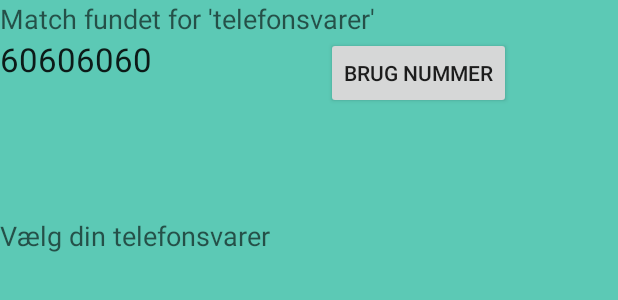
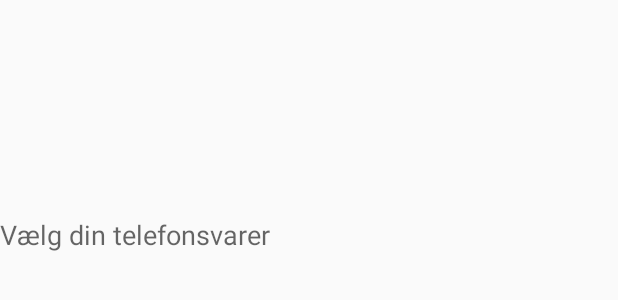
Before and after one commit to TimGrewy/Telefon_svarer_timer, an Android app: the layout popwindow.xml on its own in the app's theme, with its tools: preview values and no code run, on a phone screen of 412 x 824 dp. Shown: the top 300 px of the screen. Run offline under Robolectric (Android 15) with nearby library versions, the phone set to English and light mode, and no system bars.

Commit message:
Changed pop, icon and name

```diff
--- a/app/src/main/AndroidManifest.xml
+++ b/app/src/main/AndroidManifest.xml
@@ -18,9 +18,7 @@
                 <category android:name="android.intent.category.LAUNCHER" />
             </intent-filter>
         </activity>
-        <activity android:name=".Pop"
-            android:theme="@style/AppTheme.CustomTheme"
-            ></activity>
+        <activity android:name=".Pop"></activity>
         <!-- ATTENTION: This was auto-generated to add Google Play services to your project for
              App Indexing.  See https://g.co/AppIndexing/AndroidStudio for more information. -->
         <meta-data
--- a/app/src/main/res/layout/popwindow.xml
+++ b/app/src/main/res/layout/popwindow.xml
@@ -1,26 +1,28 @@
 <?xml version="1.0" encoding="utf-8"?>
 <RelativeLayout xmlns:android="http://schemas.android.com/apk/res/android"
-    android:layout_width="match_parent" android:layout_height="match_parent"
-    android:background="#5cc9b5">
+    android:layout_width="match_parent" android:layout_height="match_parent">
 
     <ListView
         android:layout_width="wrap_content"
         android:layout_height="wrap_content"
         android:id="@+id/listView"
-        android:layout_alignParentTop="true"
+        android:layout_marginTop="10dp"
+        android:layout_below="@+id/textView5"
         android:layout_alignParentLeft="true"
-        android:layout_alignParentStart="true"
-        android:layout_marginTop="174dp" />
+        android:layout_alignParentStart="true" />
 
     <TextView
         android:layout_width="wrap_content"
         android:layout_height="wrap_content"
         android:textAppearance="?android:attr/textAppearanceMedium"
-        android:text="Match fundet for 'telefonsvarer'"
-        android:id="@+id/textView3"
+        android:text="Der er fundet et match fundet for 'telefonsvarer'!"
+        android:id="@+id/matchFoundText"
         android:layout_alignParentTop="true"
         android:layout_alignParentLeft="true"
-        android:layout_alignParentStart="true" />
+        android:layout_alignParentStart="true"
+        android:visibility="invisible"
+        android:textColor="#6d4e4e"
+        android:textSize="24dp" />
 
     <TextView
         android:layout_width="wrap_content"
@@ -28,25 +30,25 @@
         android:textAppearance="?android:attr/textAppearanceLarge"
         android:text="60606060"
         android:id="@+id/telefonsvarernummer"
-        android:layout_below="@+id/textView3"
+        android:layout_below="@+id/matchFoundText"
         android:layout_alignParentLeft="true"
         android:layout_alignParentStart="true"
-        android:layout_above="@+id/textView5"
-        android:layout_toLeftOf="@+id/button4"
-        android:layout_toStartOf="@+id/button4" />
+        android:layout_marginTop="15dp"
+        android:visibility="invisible" />
 
     <Button
         style="?android:attr/buttonStyleSmall"
         android:layout_width="wrap_content"
         android:layout_height="wrap_content"
-        android:text="Brug nummer"
-        android:id="@+id/button4"
+        android:text="Brug dette nummer"
+        android:id="@+id/useAutoFound"
         android:onClick="closePopup"
-        android:layout_below="@+id/textView3"
-        android:layout_toRightOf="@+id/textView5"
-        android:layout_toEndOf="@+id/textView5"
-        android:layout_marginLeft="37dp"
-        android:layout_marginStart="37dp" />
+        android:layout_marginRight="35dp"
+        android:layout_marginEnd="5dp"
+        android:layout_alignTop="@+id/telefonsvarernummer"
+        android:layout_alignParentRight="true"
+        android:layout_alignParentEnd="true"
+        android:visibility="invisible" />
 
     <TextView
         android:layout_width="wrap_content"
@@ -54,8 +56,8 @@
         android:textAppearance="?android:attr/textAppearanceMedium"
         android:text="Vælg din telefonsvarer"
         android:id="@+id/textView5"
-        android:layout_marginTop="72dp"
-        android:layout_below="@+id/button4"
+        android:layout_marginTop="20dp"
+        android:layout_below="@+id/useAutoFound"
         android:layout_alignParentLeft="true"
         android:layout_alignParentStart="true" />
 
--- a/app/src/main/res/values/strings.xml
+++ b/app/src/main/res/values/strings.xml
@@ -1,3 +1,3 @@
 <resources>
-    <string name="app_name">Telefon_svarer_timer</string>
+    <string name="app_name">Telefonsvarer timer</string>
 </resources>
--- a/app/src/main/res/values/styles.xml
+++ b/app/src/main/res/values/styles.xml
@@ -7,9 +7,4 @@
         <item name="colorPrimaryDark">@color/colorPrimaryDark</item>
         <item name="colorAccent">@color/colorAccent</item>
     </style>
-
-    <style name="AppTheme.CustomTheme" >
-        <item name="android:windowIsTranslucent">true</item>
-        <item name="android:windowCloseOnTouchOutside">true</item>
-    </style>
 </resources>
```
Also changed, not shown: app/src/main/java/dk/grewy/telefon_svarer_timer/MainActivity.java (+9 -3 lines), app/src/main/java/dk/grewy/telefon_svarer_timer/Pop.java (+13 -9 lines), app/src/main/res/layout/activity_main.xml (+16 -11 lines), app/src/main/res/mipmap-hdpi/ic_launcher.png, app/src/main/res/mipmap-mdpi/ic_launcher.png, app/src/main/res/mipmap-xhdpi/ic_launcher.png, app/src/main/res/mipmap-xxhdpi/ic_launcher.png, app/src/main/res/mipmap-xxxhdpi/ic_launcher.png, 1 other file.
